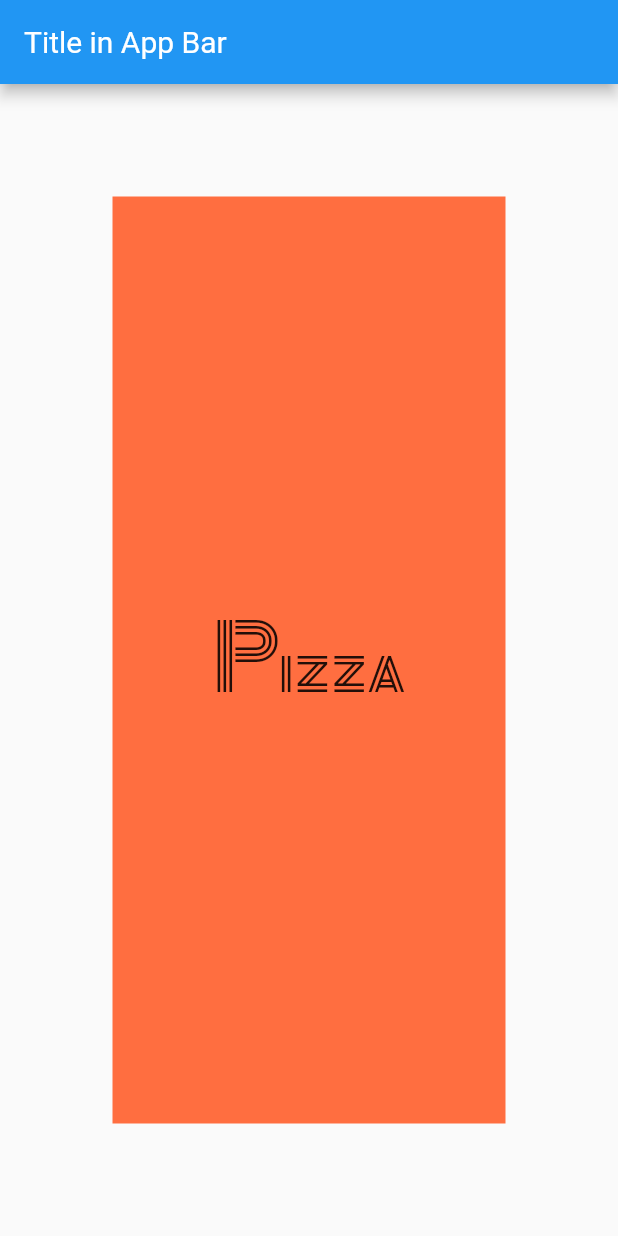
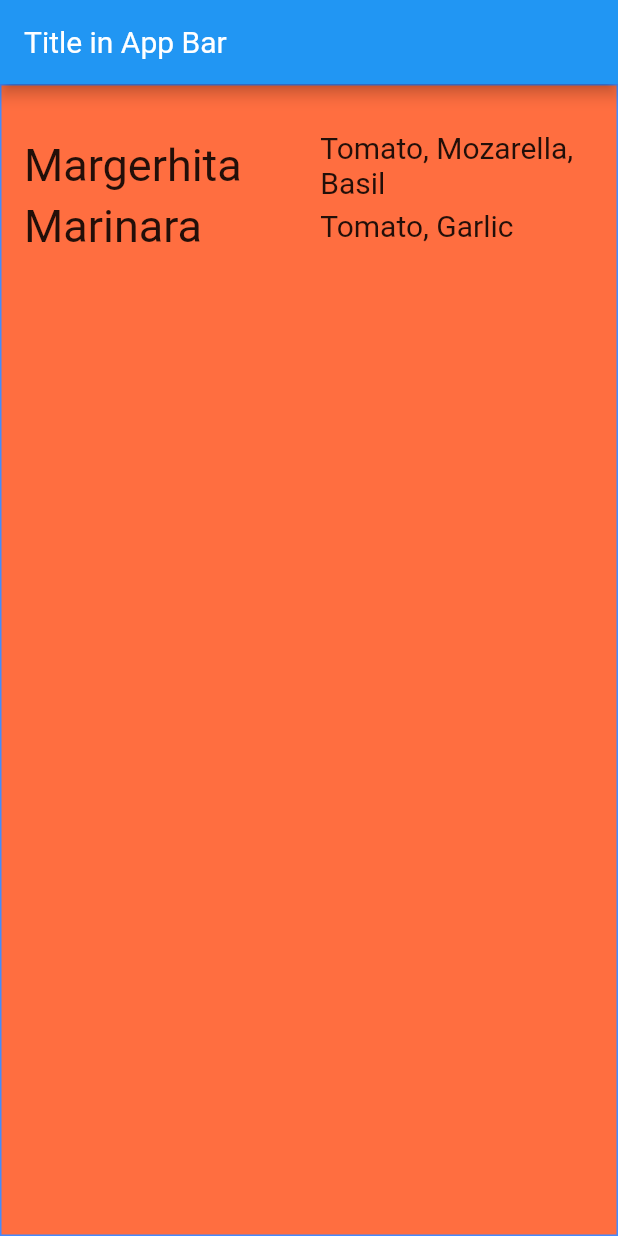
Before and after one commit to craigmillsuk/flutter_application, a Flutter app: the screen it shows after launch, on a phone screen of 412 x 824 dp. Run offline on Flutter 3.47's test engine with Material 2 defaults, Android fonts, the phone set to English and light mode, and no system bars.

Commit message:
Pizza columns wip

```diff
--- a/lib/screens/Pizza.dart
+++ b/lib/screens/Pizza.dart
@@ -6,22 +6,56 @@ class Pizza extends StatelessWidget
 {
   @override
   Widget build(BuildContext context) {
-    return Center(child:Container(
+    return Center(
+      child:Container(
       alignment: Alignment.center,
+      padding: EdgeInsets.only(top:30.0, left:15.0),
+      decoration: BoxDecoration(
+        border: Border.all(color: Colors.blueAccent),
         color: Colors.deepOrangeAccent,
-      //width: 192.0,
-      //height: 96.0,
-      //margin: EdgeInsets.only(left: 50.0, right: 50.0, top: 50.0, bottom: 50.0),
-      margin: EdgeInsets.all(75.0),
-      child: Text("Pizza",
+      ),
+      child: Column(children: <Widget>[
+            Row(children: <Widget>[
+              Expanded(child: Text("Margerhita",
                 textDirection: TextDirection.ltr,
                 style: TextStyle(
-        fontSize: 60.0,
-        decoration: TextDecoration.none,
-        fontFamily: 'Zen Tokyo Zoo',
+                fontSize: 30.0,
+                fontFamily: 'Roboto',
                 fontWeight: FontWeight.w300,
               ),
+            ),
+            ),
+              Expanded(child: Text("Tomato, Mozarella, Basil",
+                textDirection: TextDirection.ltr,
+                style: TextStyle(
+                fontSize: 20.0,
+                fontFamily: 'Roboto',
+                fontWeight: FontWeight.w300,
+                ),
+              ),
               )
+          ]),
+          Row(children: <Widget>[
+              Expanded(child: Text("Marinara",
+                textDirection: TextDirection.ltr,
+                style: TextStyle(
+                fontSize: 30.0,
+                fontFamily: 'Roboto',
+                fontWeight: FontWeight.w300,
+              ),
+            ),
+            ),
+              Expanded(child: Text("Tomato, Garlic",
+                textDirection: TextDirection.ltr,
+                style: TextStyle(
+                fontSize: 20.0,
+                fontFamily: 'Roboto',
+                fontWeight: FontWeight.w300,
+                ),
+              ),
+              )
+          ])
+      ]),
     ));
   }
 }
```
Lines whose indentation alone changed are shown as unchanged.
